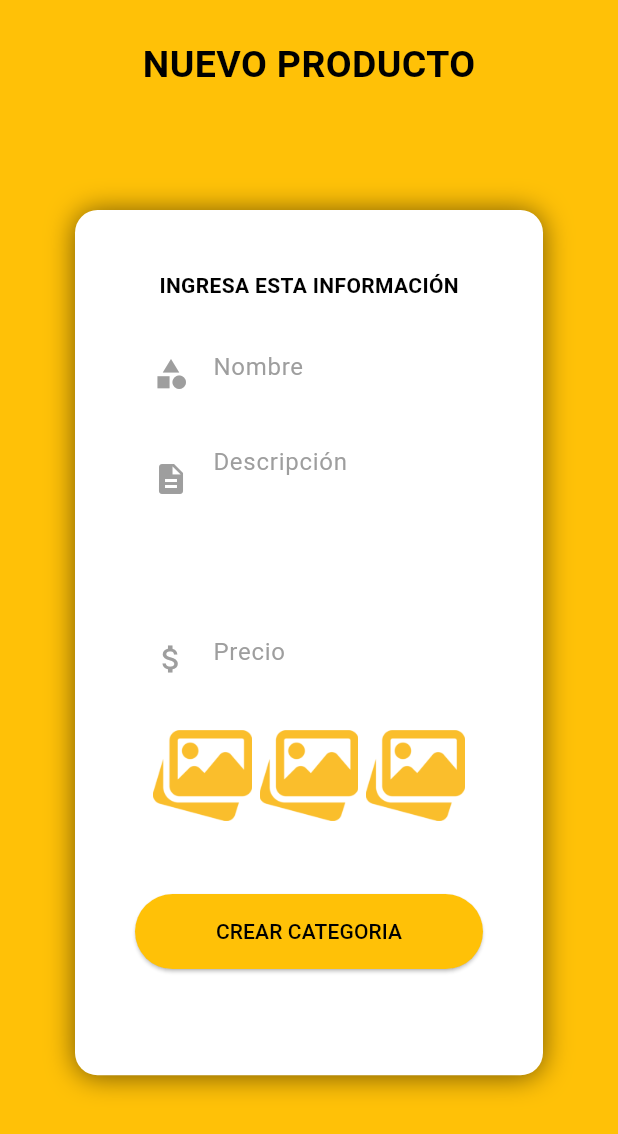
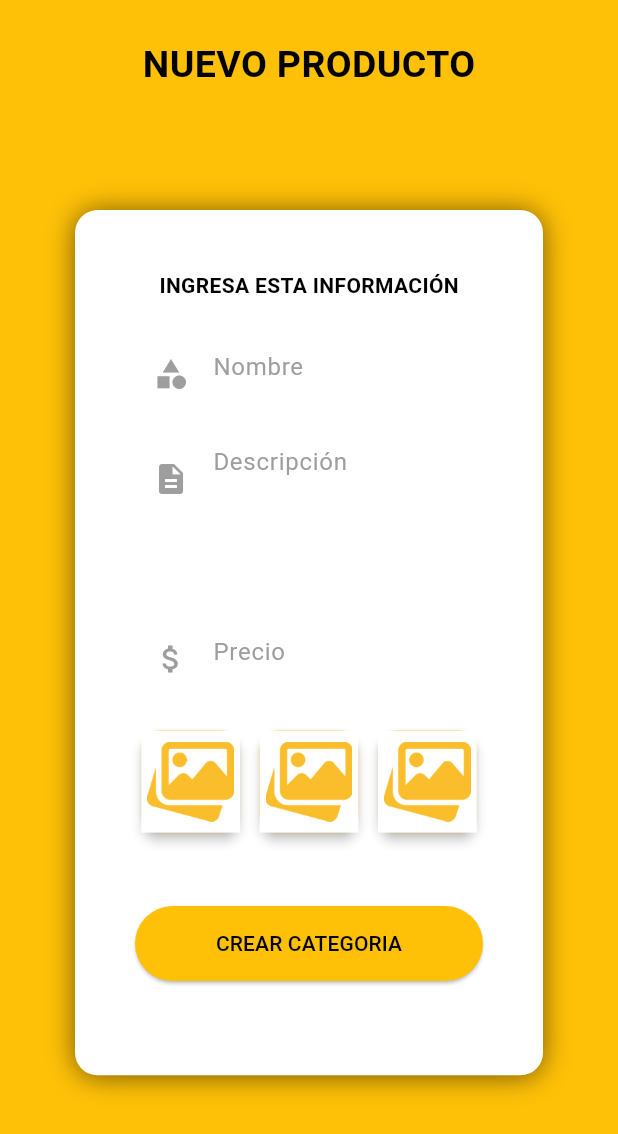
Before and after one commit to OrlayMolina/App_Delivery, a Flutter app: the RestaurantProductsCreatePage screen opened directly, on a phone screen of 412 x 824 dp. Shown: the top 1134 px of the screen. Run offline on Flutter 3.47's test engine with Material 3 defaults, Android fonts, the phone set to English and light mode, and no system bars; our stand-ins replace get, get_storage, image_picker, sn_progress_dialog; accounts and stored records are empty; project files that could hold a hidden picture were left out.

Commit message:
Se agregan imagenes para la categoria de productos.

```diff
--- a/flutter_delivery/lib/src/pages/restaurant/products/create/restaurant_products_create_page.dart
+++ b/flutter_delivery/lib/src/pages/restaurant/products/create/restaurant_products_create_page.dart
@@ -86,10 +86,12 @@ class RestaurantProductsCreatePage extends StatelessWidget {
   }
 
   Widget _cardImage(BuildContext context, File? imageFile, int numberFile){
-    return GetBuilder<RestaurantProductsCreateController> (
-        builder: (value) => GestureDetector(
-          onTap: () => controller.showAlertDialog(context, numberFile),
+    return GestureDetector(
+        onTap: () => controller.showAlertDialog(context, numberFile),
+        child: Card(
+          elevation: 3,
           child: Container(
+            padding: EdgeInsets.all(4),
             height: 68,
             color: Colors.white,
             width: MediaQuery.of(context).size.width * 0.16,
@@ -99,7 +101,7 @@ class RestaurantProductsCreatePage extends StatelessWidget {
               fit: BoxFit.cover,
             )
                 : Image(image: AssetImage('assets/img/cover_image.png')),
-          )
+          ),
         )
     );
   }
```
